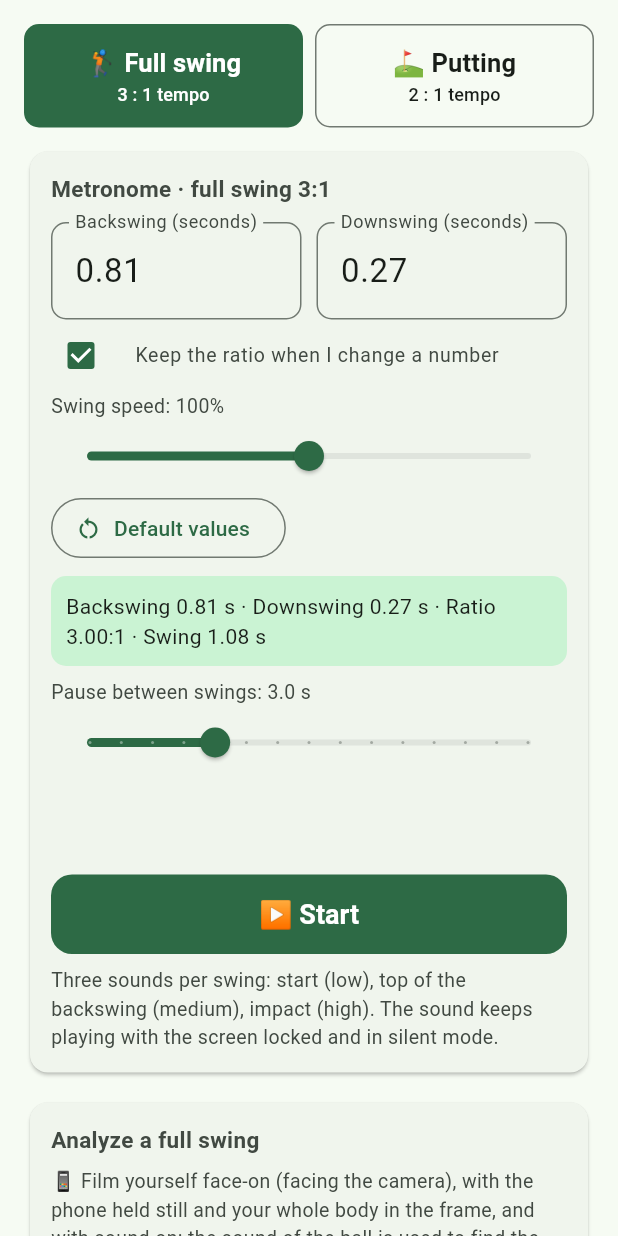
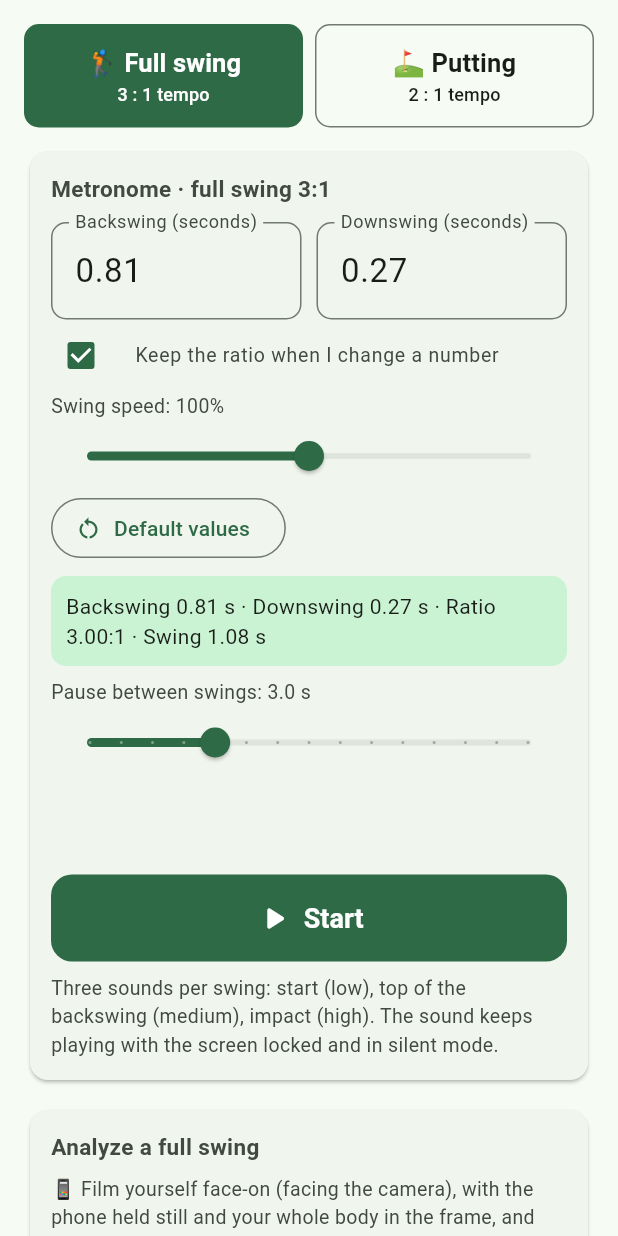
Before and after one commit to FabienLebas/rhythmix-golf, a Flutter app: the screen it shows after launch, on a phone screen of 412 x 824 dp. Run offline on Flutter 3.47's test engine with Material 3 defaults, Android fonts, the phone set to English and light mode, and no system bars; our stand-ins replace flutter_native_splash, image_picker, in_app_purchase, just_audio, plugin_platform_interface, shared_preferences; missing offline and left inert: audio_session; statements that could not run were skipped.

Commit message:
Bouton Démarrer : icône Material au lieu du caractère ▶ (emoji sur Android)
Android affichait ▶ et ■ en emoji (carré orange) dans le bouton du
métronome, alors qu'iOS affiche un simple glyphe blanc. Le bouton utilise
désormais les icônes play/stop de Material, identiques sur les deux
plateformes. Même chose pour les flèches ◀ / ▶ des boutons −1 / +1 de
l'analyse vidéo.

Co-Authored-By: Claude Opus 5.5 <noreply@anthropic.com>
Claude-Session: https://claude.ai/code/session_01KeSdzmtNwuYLzFEuyhsy9v

```diff
--- a/rhythmix_golf_flutter/lib/l10n/app_en.arb
+++ b/rhythmix_golf_flutter/lib/l10n/app_en.arb
@@ -20,8 +20,8 @@
   "resetDefaults": "Default values",
   "metroSummary": "Backswing {up} s · Downswing {down} s · Ratio {ratio}:1 · Swing {total} s",
   "pauseBetween": "Pause between swings: {seconds} s",
-  "metroStart": "▶ Start",
-  "metroStop": "■ Stop",
+  "metroStart": "Start",
+  "metroStop": "Stop",
   "metroHelp": "Three sounds per swing: start (low), top of the backswing (medium), impact (high). The sound keeps playing with the screen locked and in silent mode.",
 
   "analyzeTitle": "{mode, select, grand{Analyze a full swing} other{Analyze a putt}}",
--- a/rhythmix_golf_flutter/lib/l10n/app_es.arb
+++ b/rhythmix_golf_flutter/lib/l10n/app_es.arb
@@ -20,8 +20,8 @@
   "resetDefaults": "Valores predeterminados",
   "metroSummary": "Subida {up} s · Bajada {down} s · Proporción {ratio}:1 · Swing {total} s",
   "pauseBetween": "Pausa entre dos swings: {seconds} s",
-  "metroStart": "▶ Iniciar",
-  "metroStop": "■ Detener",
+  "metroStart": "Iniciar",
+  "metroStop": "Detener",
   "metroHelp": "Tres sonidos por swing: inicio (grave), cima del backswing (medio), impacto (agudo). El sonido sigue con la pantalla bloqueada y en modo silencio.",
 
   "analyzeTitle": "{mode, select, grand{Analizar un swing completo} other{Analizar un putt}}",
--- a/rhythmix_golf_flutter/lib/l10n/app_fr.arb
+++ b/rhythmix_golf_flutter/lib/l10n/app_fr.arb
@@ -31,8 +31,8 @@
   },
   "pauseBetween": "Pause entre deux swings : {seconds} s",
   "@pauseBetween": { "placeholders": { "seconds": { "type": "String" } } },
-  "metroStart": "▶ Démarrer",
-  "metroStop": "■ Arrêter",
+  "metroStart": "Démarrer",
+  "metroStop": "Arrêter",
   "metroHelp": "Trois sons par swing : départ (grave), sommet du backswing (moyen), impact (aigu). Le son continue écran verrouillé et en mode silencieux.",
 
   "analyzeTitle": "{mode, select, grand{Analyser un grand jeu} other{Analyser un putt}}",
--- a/rhythmix_golf_flutter/lib/l10n/app_localizations.dart
+++ b/rhythmix_golf_flutter/lib/l10n/app_localizations.dart
@@ -199,13 +199,13 @@ abstract class AppLocalizations {
   /// No description provided for @metroStart.
   ///
   /// In fr, this message translates to:
-  /// **'▶ Démarrer'**
+  /// **'Démarrer'**
   String get metroStart;
 
   /// No description provided for @metroStop.
   ///
   /// In fr, this message translates to:
-  /// **'■ Arrêter'**
+  /// **'Arrêter'**
   String get metroStop;
 
   /// No description provided for @metroHelp.
--- a/rhythmix_golf_flutter/lib/l10n/app_localizations_en.dart
+++ b/rhythmix_golf_flutter/lib/l10n/app_localizations_en.dart
@@ -72,10 +72,10 @@ class AppLocalizationsEn extends AppLocalizations {
   }
 
   @override
-  String get metroStart => '▶ Start';
+  String get metroStart => 'Start';
 
   @override
-  String get metroStop => '■ Stop';
+  String get metroStop => 'Stop';
 
   @override
   String get metroHelp =>
--- a/rhythmix_golf_flutter/lib/l10n/app_localizations_es.dart
+++ b/rhythmix_golf_flutter/lib/l10n/app_localizations_es.dart
@@ -72,10 +72,10 @@ class AppLocalizationsEs extends AppLocalizations {
   }
 
   @override
-  String get metroStart => '▶ Iniciar';
+  String get metroStart => 'Iniciar';
 
   @override
-  String get metroStop => '■ Detener';
+  String get metroStop => 'Detener';
 
   @override
   String get metroHelp =>
--- a/rhythmix_golf_flutter/lib/l10n/app_localizations_fr.dart
+++ b/rhythmix_golf_flutter/lib/l10n/app_localizations_fr.dart
@@ -72,10 +72,10 @@ class AppLocalizationsFr extends AppLocalizations {
   }
 
   @override
-  String get metroStart => '▶ Démarrer';
+  String get metroStart => 'Démarrer';
 
   @override
-  String get metroStop => '■ Arrêter';
+  String get metroStop => 'Arrêter';
 
   @override
   String get metroHelp =>
--- a/rhythmix_golf_flutter/lib/metronome_card.dart
+++ b/rhythmix_golf_flutter/lib/metronome_card.dart
@@ -200,14 +200,17 @@ class _MetronomeCardState extends State<MetronomeCard> {
                 ),
               ),
             ),
-            FilledButton(
+            FilledButton.icon(
               style: FilledButton.styleFrom(
                 padding: const EdgeInsets.symmetric(vertical: 16),
                 textStyle: const TextStyle(fontSize: 18, fontWeight: FontWeight.w600),
                 shape: RoundedRectangleBorder(borderRadius: BorderRadius.circular(14)),
               ),
               onPressed: s.toggleMetronome,
-              child: Text(s.running ? l.metroStop : l.metroStart),
+              // Icône Material plutôt que ▶ / ■ dans le texte : Android affiche
+              // ces caractères en emoji (carré orange), iOS en simple glyphe.
+              icon: Icon(s.running ? Icons.stop_rounded : Icons.play_arrow_rounded, size: 26),
+              label: Text(s.running ? l.metroStop : l.metroStart),
             ),
             const SizedBox(height: 8),
             Text(l.metroHelp, style: muted),
--- a/rhythmix_golf_flutter/lib/video_card.dart
+++ b/rhythmix_golf_flutter/lib/video_card.dart
@@ -480,12 +480,20 @@ class _VideoCardState extends State<VideoCard> {
             const SizedBox(height: 8),
             Row(
               children: [
-                for (final st in const [(-5, '−5'), (-1, '◀ −1'), (1, '+1 ▶'), (5, '+5')]) ...[
+                // Flèches en icônes : ◀ / ▶ deviendraient des emojis sur Android.
+                for (final st in const [(-5, '−5'), (-1, '−1'), (1, '+1'), (5, '+5')]) ...[
                   Expanded(
-                    child: OutlinedButton(
-                      onPressed: ready ? () => _step(st.$1) : null,
-                      child: Text(st.$2),
-                    ),
+                    child: st.$1.abs() == 1
+                        ? OutlinedButton.icon(
+                            onPressed: ready ? () => _step(st.$1) : null,
+                            icon: Icon(st.$1 < 0 ? Icons.arrow_left_rounded : Icons.arrow_right_rounded, size: 22),
+                            iconAlignment: st.$1 < 0 ? IconAlignment.start : IconAlignment.end,
+                            label: Text(st.$2),
+                          )
+                        : OutlinedButton(
+                            onPressed: ready ? () => _step(st.$1) : null,
+                            child: Text(st.$2),
+                          ),
                   ),
                   if (st.$1 != 5) const SizedBox(width: 6),
                 ],
```
Also changed, not shown: 4 other files.
